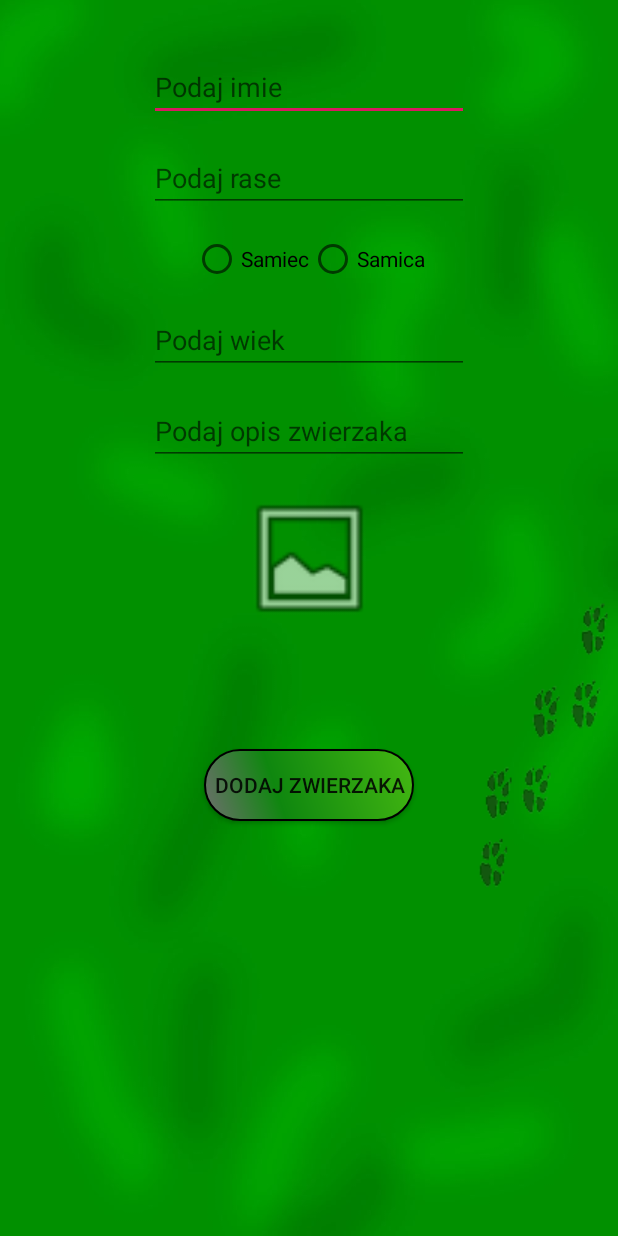
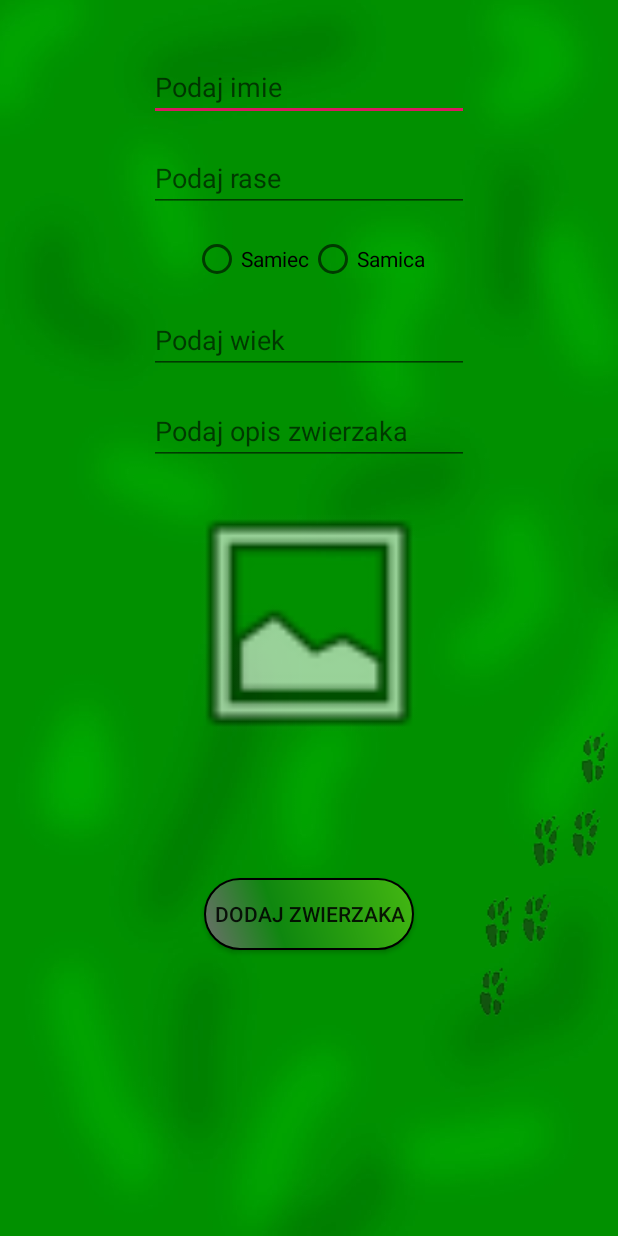
Before and after one commit to Vrezer/AnimalScheltersApp, an Android app: the AddAnimal screen opened directly, with no data from a screen before it, on a phone screen of 412 x 824 dp. Run offline under Robolectric (Android 15) with nearby library versions, the phone set to English and light mode, and no system bars; our stand-ins replace Firebase (no records; nobody signed in at launch, a user with empty details on screens opened directly).

```diff
--- a/app/src/main/AndroidManifest.xml
+++ b/app/src/main/AndroidManifest.xml
@@ -11,7 +11,8 @@
         android:roundIcon="@mipmap/ic_launcher_round"
         android:supportsRtl="true"
         android:theme="@style/AppTheme">
-        <activity android:name=".AddAnimal"></activity>
+        <activity android:name=".DeleteAnimal"></activity>
+        <activity android:name=".AddAnimal" />
         <activity android:name=".AdminActivity" />
         <activity android:name=".UserActivity" />
         <activity android:name=".Terms" />
--- a/app/src/main/java/com/example/animalscheltersapp/AddAnimal.java
+++ b/app/src/main/java/com/example/animalscheltersapp/AddAnimal.java
@@ -38,7 +38,7 @@ public class AddAnimal extends AppCompatActivity {
 
     private FirebaseAuth firebaseAuth;
     private Animal animal;
-    private static int PICK_IMAGE = 123;
+    private static int PICK_IMAGE = 500;
     Uri imagePath;
     private FirebaseStorage firebaseStorage;
     private StorageReference storageReference;
--- a/app/src/main/java/com/example/animalscheltersapp/AdminActivity.java
+++ b/app/src/main/java/com/example/animalscheltersapp/AdminActivity.java
@@ -34,4 +34,8 @@ public class AdminActivity extends AppCompatActivity {
         startActivity(new Intent(this, AddAnimal.class));
     }
 
+    public void DeleteAnimal(View view)
+    {
+        startActivity(new Intent(this, AddAnimal.class));
+    }
 }
--- a/app/src/main/res/layout/activity_add_animal.xml
+++ b/app/src/main/res/layout/activity_add_animal.xml
@@ -106,8 +106,8 @@
 
             <ImageView
                 android:id="@+id/ImageCreateAnimalFirst"
-                android:layout_width="163dp"
-                android:layout_height="94dp"
+                android:layout_width="180dp"
+                android:layout_height="180dp"
                 android:layout_marginTop="15dp"
                 app:layout_constraintEnd_toEndOf="parent"
                 app:layout_constraintStart_toStartOf="parent"
```
Also changed, not shown: app/src/main/java/com/example/animalscheltersapp/DeleteAnimal.java (added, +14 -0 lines), app/src/main/res/layout/activity_delete_animal.xml (added, +10 -0 lines).
